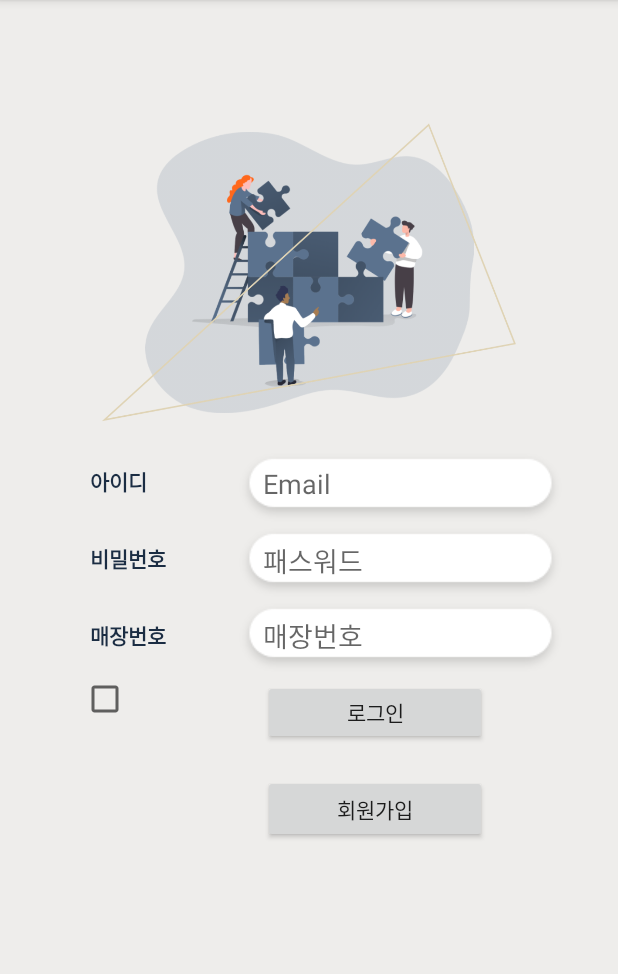
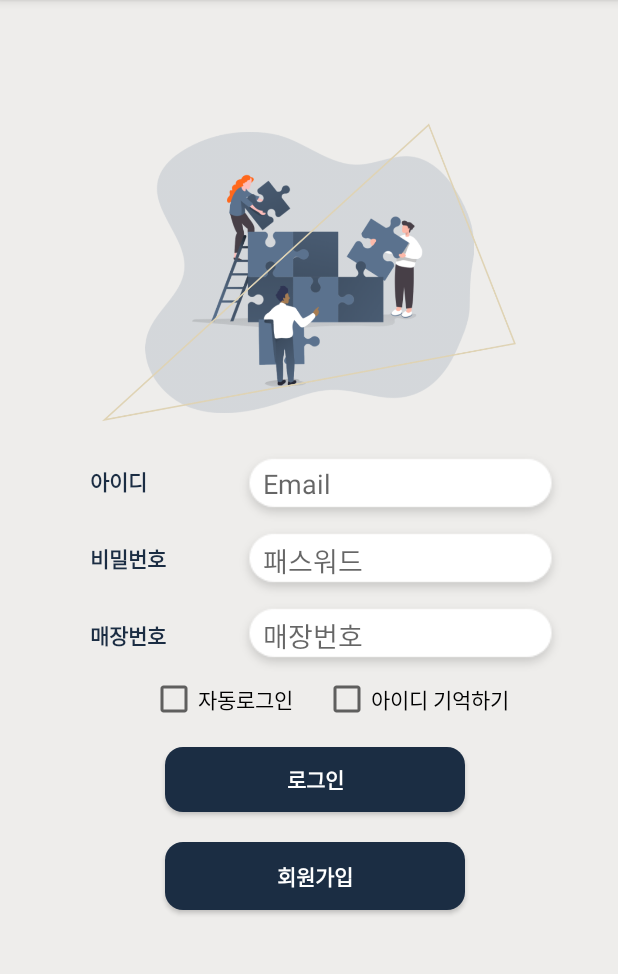
Before and after one commit to kouym7979/SM-Capstone, an Android app: the screen it shows after launch once a user with an empty profile is signed in (LoginActivity), on a phone screen of 412 x 824 dp, the part 84-1058 px from its top. Run offline under Robolectric (Android 15) with nearby library versions, the light colour scheme and no system bars; our stand-ins replace Firebase (no records; nobody signed in at launch, a user with empty details on screens opened directly).

Commit message:
loginform
loginform

```diff
--- /dev/null
+++ b/app/src/main/res/drawable/buttonround.xml
@@ -0,0 +1,11 @@
+<?xml version="1.0" encoding="utf-8"?>
+<shape xmlns:android="http://schemas.android.com/apk/res/android"
+    android:padding="10dp"
+    android:shape="rectangle">
+    <solid android:color="@color/emplobackground"/>
+    <corners
+        android:bottomLeftRadius="12dp"
+        android:bottomRightRadius="12dp"
+        android:topLeftRadius="12dp"
+        android:topRightRadius="12dp"/>
+</shape>
--- a/app/src/main/res/layout/activity_login.xml
+++ b/app/src/main/res/layout/activity_login.xml
@@ -134,21 +134,26 @@
 
     <Button
         android:id="@+id/btn_login"
-        android:layout_width="149dp"
+        android:layout_width="200dp"
         android:layout_height="43dp"
+        android:layout_marginStart="110dp"
         android:layout_marginTop="16dp"
+        android:background="@drawable/buttonround"
         android:text="로그인"
-
-        app:layout_constraintStart_toEndOf="@+id/btn_chklogin"
-        app:layout_constraintStart_toStartOf="@+id/storeNumEdit"
-        app:layout_constraintTop_toBottomOf="@+id/storeNumEdit" />
+        android:textColor="#FFFFFF"
+        android:textStyle="bold"
+        app:layout_constraintStart_toStartOf="parent"
+        app:layout_constraintTop_toBottomOf="@id/btn_chklogin" />
 
     <Button
         android:id="@+id/btn_register"
         android:layout_width="0dp"
         android:layout_height="45dp"
         android:layout_marginTop="20dp"
+        android:background="@drawable/buttonround"
         android:text="회원가입"
+        android:textColor="#FFFFFF"
+        android:textStyle="bold"
         app:layout_constraintEnd_toEndOf="@+id/btn_login"
         app:layout_constraintHorizontal_bias="0.0"
         app:layout_constraintStart_toStartOf="@+id/btn_login"
@@ -158,12 +163,19 @@
         android:id="@+id/btn_chklogin"
         android:layout_width="wrap_content"
         android:layout_height="wrap_content"
-        android:layout_marginStart="54dp"
-        android:layout_marginEnd="13dp"
-        android:layout_marginBottom="7dp"
-
+        android:layout_marginStart="100dp"
+        android:text="자동로그인"
         app:layout_constraintStart_toStartOf="parent"
         app:layout_constraintTop_toBottomOf="@+id/storeNumImage" />
+
+    <CheckBox
+        android:id="@+id/btn_idmemo"
+        android:layout_width="wrap_content"
+        android:layout_height="wrap_content"
+        android:layout_marginStart="20dp"
+        android:text="아이디 기억하기"
+        app:layout_constraintStart_toEndOf="@id/btn_chklogin"
+        app:layout_constraintTop_toTopOf="@id/btn_chklogin" />
 
     <ProgressBar
         android:id="@+id/loadingBar"
@@ -204,4 +216,6 @@
         app:srcCompat="@drawable/triangle" />
 
 
+
+
 </androidx.constraintlayout.widget.ConstraintLayout>
```
